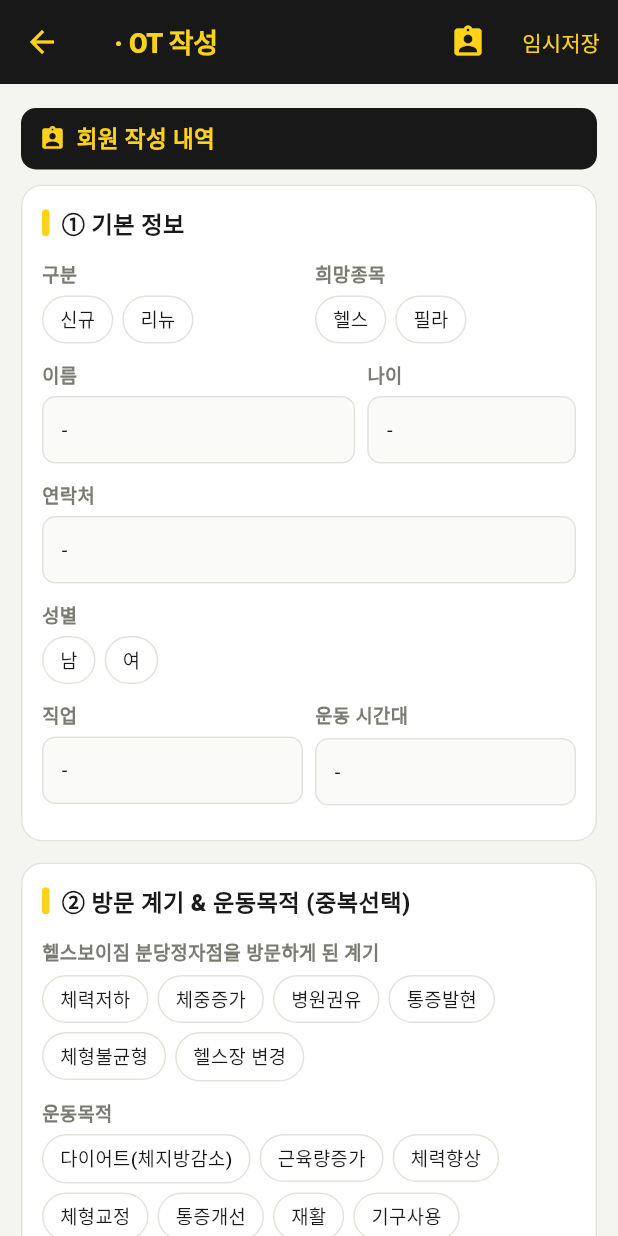
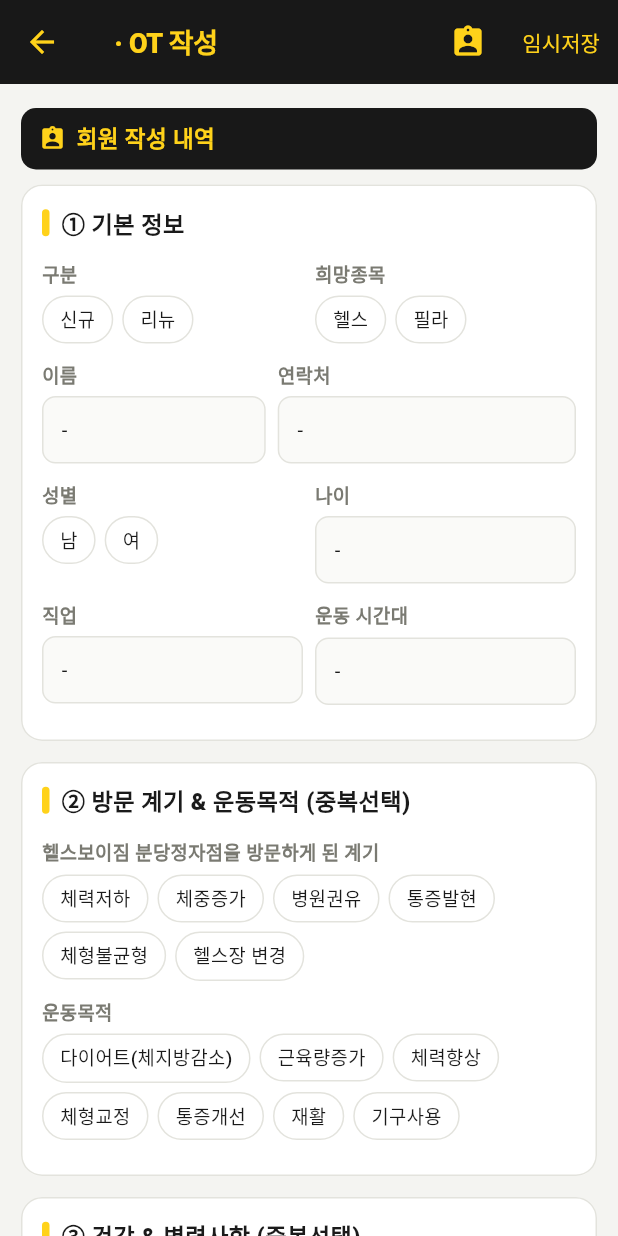
Before and after one commit to jihyeon0515/HBG-OT, a Flutter app: the TrainerOtPage screen opened directly with empty values, on a phone screen of 412 x 824 dp. Run offline on Flutter 3.47's test engine with Material 3 defaults, Android fonts, the phone set to English and light mode, and no system bars; our stand-ins replace shared_preferences; accounts and stored records are empty.

Commit message:
fix: 모바일 기본정보 이름·연락처 / 성별·나이 2줄 배치
Co-Authored-By: Claude Opus 4.8 <noreply@anthropic.com>

```diff
--- a/lib/screens/member_preview.dart
+++ b/lib/screens/member_preview.dart
@@ -106,13 +106,18 @@ class MemberFormView extends StatelessWidget {
                 crossAxisAlignment: CrossAxisAlignment.stretch,
                 children: [
                   typeRow,
+                  // 이름 · 연락처
                   Row(crossAxisAlignment: CrossAxisAlignment.start, children: [
                     Expanded(flex: 3, child: _text('이름', 'name')),
                     const SizedBox(width: 8),
-                    Expanded(flex: 2, child: _text('나이', 'age')),
+                    Expanded(flex: 4, child: _text('연락처', 'phone', fit: true)),
                   ]),
-                  _text('연락처', 'phone', fit: true),
-                  _chips('성별', 'gender', genders, multi: false),
+                  // 성별 · 나이
+                  Row(crossAxisAlignment: CrossAxisAlignment.start, children: [
+                    Expanded(child: _chips('성별', 'gender', genders, multi: false)),
+                    const SizedBox(width: 8),
+                    Expanded(child: _text('나이', 'age')),
+                  ]),
                   jobRow,
                 ]);
           }
```
Also changed, not shown: 2 other files.
